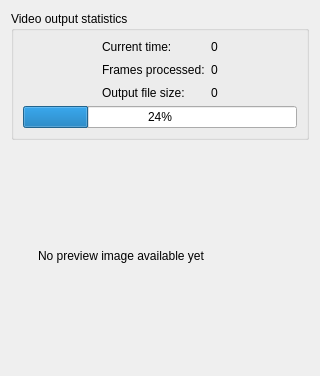
The window that src/dialog_encodingprogress.ui (gyunaev/karlyriceditor) describes before a commit, drawn with Qt 5.
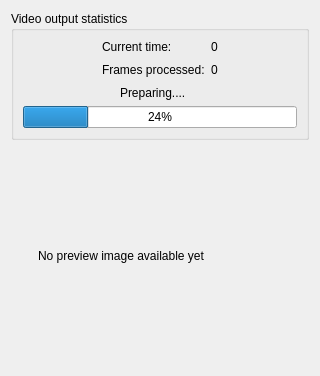
The same window after the commit.

Diff of the .ui file:
```diff
--- a/src/dialog_encodingprogress.ui
+++ b/src/dialog_encodingprogress.ui
@@ -50,17 +50,10 @@
           </property>
          </widget>
         </item>
-        <item row="2" column="1">
-         <widget class="QLabel" name="label_4">
+        <item row="2" column="1" alignment="Qt::AlignHCenter">
+         <widget class="QLabel" name="lblInfo">
           <property name="text">
-           <string>Output file size:</string>
-          </property>
-         </widget>
-        </item>
-        <item row="2" column="2">
-         <widget class="QLabel" name="lblOutput">
-          <property name="text">
-           <string>0</string>
+           <string>Preparing....</string>
           </property>
          </widget>
         </item>
```
